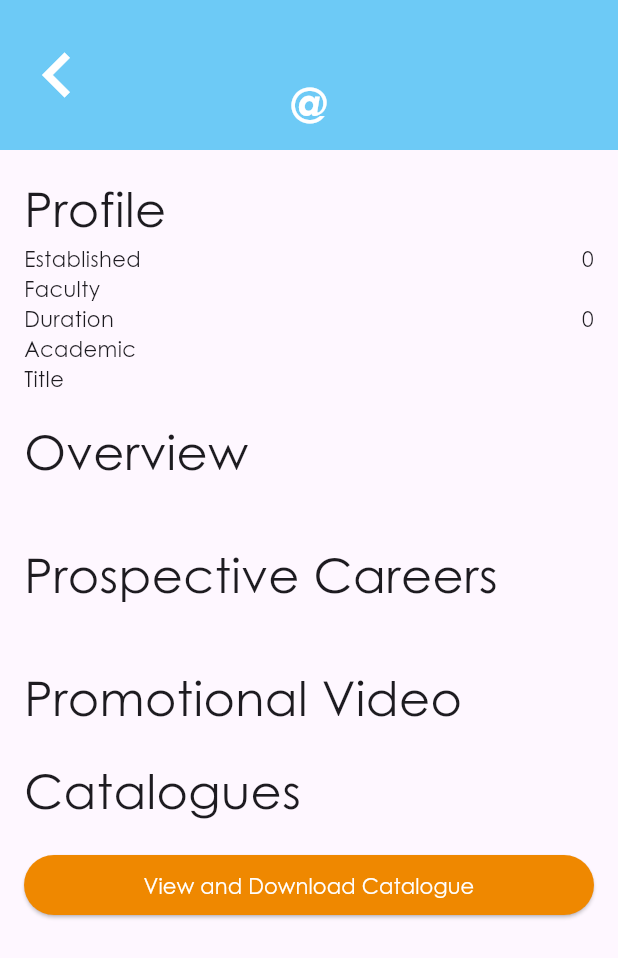
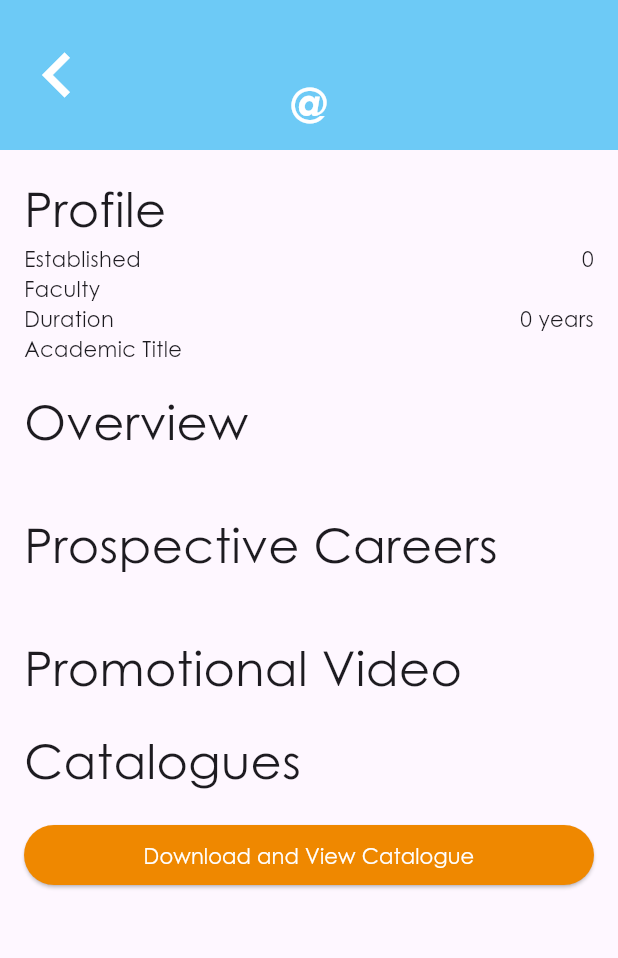
Before and after one commit to zzz276/BinusLite, a Flutter app: the MajorDetail screen opened directly with empty values, on a phone screen of 412 x 824 dp. Shown: the top 958 px of the screen. Run offline on Flutter 3.47's test engine with Material 3 defaults, Android fonts, the light colour scheme and no system bars; our stand-ins replace firebase_auth, firebase_core; accounts and stored records are empty.

Commit message:
Update major_detail.dart

```diff
--- a/lib/screens/contents/major/major_detail.dart
+++ b/lib/screens/contents/major/major_detail.dart
@@ -4,7 +4,7 @@ import 'package:url_launcher/url_launcher_string.dart';
 
 class MajorDetail extends StatefulWidget {
   final Major major;
-  const MajorDetail(this.major);
+  const MajorDetail(this.major, {super.key});
 
   @override
   State<MajorDetail> createState() => _MajorDetailState();
@@ -58,7 +58,7 @@ class _MajorDetailState extends State<MajorDetail> {
 
             Table(
               columnWidths: const {
-                0: FixedColumnWidth(100.0),
+                0: FixedColumnWidth(150.0),
                 1:FlexColumnWidth()
               },
 
@@ -87,7 +87,7 @@ class _MajorDetailState extends State<MajorDetail> {
                   children: [
                     const Text("Duration"),
                     Text(
-                      major.duration.toString(),
+                      "${major.duration.toString()} years",
                       textAlign: TextAlign.end,
                     )
                   ]
@@ -137,7 +137,7 @@ class _MajorDetailState extends State<MajorDetail> {
               child: const SizedBox(
                 width: double.infinity,
                 child: Text(
-                  "View and Download Catalogue",
+                  "Download and View Catalogue",
                   textAlign: TextAlign.center
                 )
               )
```
